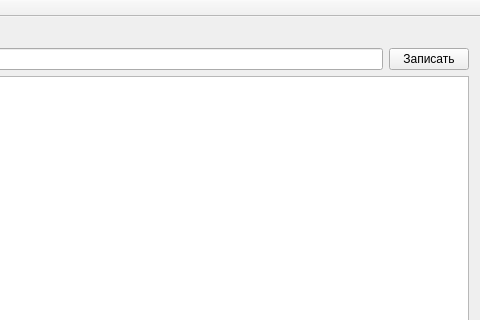
Before: the Qt Designer form TestPsql/mainwindow.ui in eugene-pa/armdncqt, drawn with Qt 5; both pictures show x 359 to 839 and y 0 to 320 of the 839 by 466 pixel window.
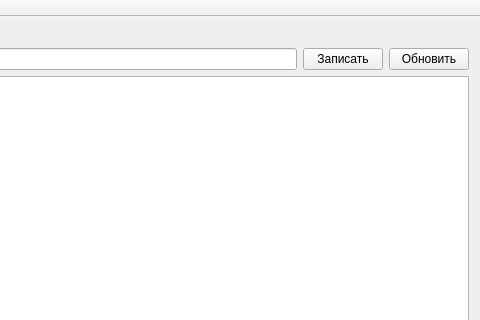
After: the same form once the commit is applied.

The edit to the form file:
```diff
--- a/TestPsql/mainwindow.ui
+++ b/TestPsql/mainwindow.ui
@@ -14,8 +14,6 @@
    <string>MainWindow</string>
   </property>
   <widget class="QWidget" name="centralWidget">
-   <layout class="QHBoxLayout" name="horizontalLayout">
-    <item>
      <layout class="QVBoxLayout" name="verticalLayout">
       <item>
        <layout class="QGridLayout" name="gridLayout">
@@ -66,12 +64,17 @@
           </property>
          </widget>
         </item>
+      <item row="1" column="5">
+       <widget class="QPushButton" name="pushButtoUpdate">
+        <property name="text">
+         <string>Обновить</string>
+        </property>
+       </widget>
+      </item>
        </layout>
       </item>
       <item>
        <widget class="QTableWidget" name="tableWidget"/>
-      </item>
-     </layout>
     </item>
    </layout>
   </widget>
```
Lines whose indentation alone changed are shown as unchanged.
